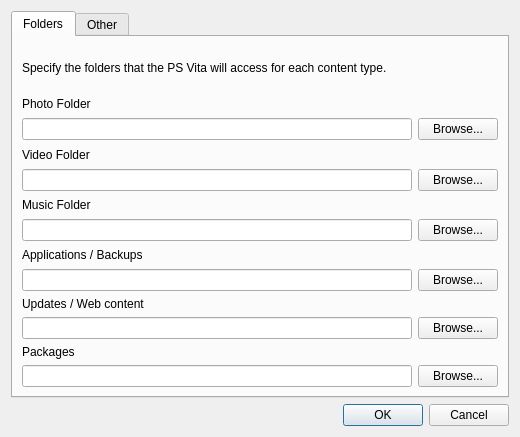
Old version of the form src/forms/configwidget.ui in the repository codestation/qcma.
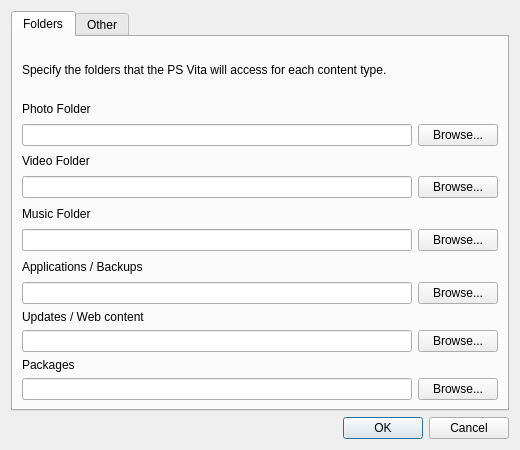
New version of the form.

The edit to the form file:
```diff
--- a/src/forms/configwidget.ui
+++ b/src/forms/configwidget.ui
@@ -7,7 +7,7 @@
     <x>0</x>
     <y>0</y>
     <width>520</width>
-    <height>437</height>
+    <height>450</height>
    </rect>
   </property>
   <property name="windowTitle">
```
